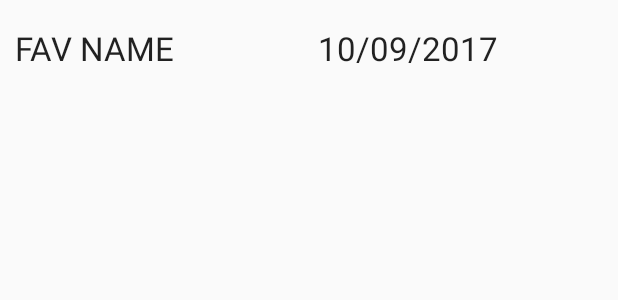
After one commit to SergioLizana/LetsEat, an Android app: the layout widget_row.xml on its own in the app's theme, with its tools: preview values and no code run, on a phone screen of 412 x 824 dp. The commit adds this screen. Shown: the top 300 px of the screen. Run offline under Robolectric (Android 15) with nearby library versions, the phone set to English and light mode, and no system bars.

Commit message:
Added Widget

```diff
--- a/app/src/main/java/ikigaiworks/letseat/ui/view/dialog/FavoriteDialogFragment.java
+++ b/app/src/main/java/ikigaiworks/letseat/ui/view/dialog/FavoriteDialogFragment.java
@@ -21,6 +21,7 @@ import org.androidannotations.annotations.EFragment;
 import org.androidannotations.annotations.ViewById;
 
 import ikigaiworks.letseat.R;
+import ikigaiworks.letseat.utils.App;
 
 import static ikigaiworks.letseat.app.LetsEatConstants.TAG_SAVE_FAV;
 
@@ -88,11 +89,13 @@ public class FavoriteDialogFragment extends DialogFragment implements DialogInte
 
     @Override
     public void onClick(DialogInterface dialogInterface, int i) {
+
         if (!mFavName.getText().toString().isEmpty()) {
             Fragment f = getTargetFragment();
             Intent intentData = new Intent();
             intentData.putExtra(TAG_SAVE_FAV, mFavName.getText().toString());
             f.onActivityResult(getTargetRequestCode(), Activity.RESULT_OK, intentData);
+            App.updateMyWidgets(getActivity().getApplicationContext());
             dialogInterface.dismiss();
         } else {
             getTargetFragment().onActivityResult(getTargetRequestCode(), Activity.RESULT_CANCELED, getActivity().getIntent());
--- /dev/null
+++ b/app/src/main/res/layout/widget_row.xml
@@ -0,0 +1,33 @@
+<?xml version="1.0" encoding="utf-8"?>
+
+<LinearLayout xmlns:android="http://schemas.android.com/apk/res/android"
+    xmlns:app="http://schemas.android.com/apk/res-auto"
+    xmlns:tools="http://schemas.android.com/tools"
+    android:layout_width="match_parent"
+    android:orientation="horizontal"
+    android:layout_height="wrap_content">
+
+    <TextView
+        android:id="@+id/name"
+        android:layout_width="0dp"
+        android:layout_height="wrap_content"
+        android:gravity="center_vertical"
+        android:layout_weight="1"
+        android:minHeight="?android:attr/listPreferredItemHeight"
+        android:paddingLeft="6dip"
+        tools:text="FAV NAME"
+        android:paddingStart="10dp"
+        android:textAppearance="?android:attr/textAppearanceLarge"
+        />
+
+    <TextView
+        android:id="@+id/date"
+        android:layout_width="0dp"
+        android:layout_height="wrap_content"
+        android:layout_weight="1"
+        android:gravity="center_vertical"
+        android:minHeight="?android:attr/listPreferredItemHeight"
+        android:paddingLeft="6dip"
+        tools:text="10/09/2017"
+        android:textAppearance="?android:attr/textAppearanceLarge" />
+</LinearLayout>
```
Also changed, not shown: app/src/main/AndroidManifest.xml (+12 -0 lines), app/src/main/java/ikigaiworks/letseat/ui/view/fragments/payment/FragmentCompletePayment.java (+9 -1 lines), app/src/main/java/ikigaiworks/letseat/utils/App.java (+10 -0 lines), app/src/main/java/ikigaiworks/letseat/widget/LoremViewsFactory.java (added, +102 -0 lines), app/src/main/java/ikigaiworks/letseat/widget/WidgetProvider.java (added, +61 -0 lines), app/src/main/java/ikigaiworks/letseat/widget/WidgetService.java (added, +24 -0 lines), app/src/main/res/layout/new_app_widget.xml (added, +35 -0 lines), app/src/main/res/xml/new_app_widget_info.xml (added, +10 -0 lines), app/src/main/res/drawable-nodpi/example_appwidget_preview.png (added).
